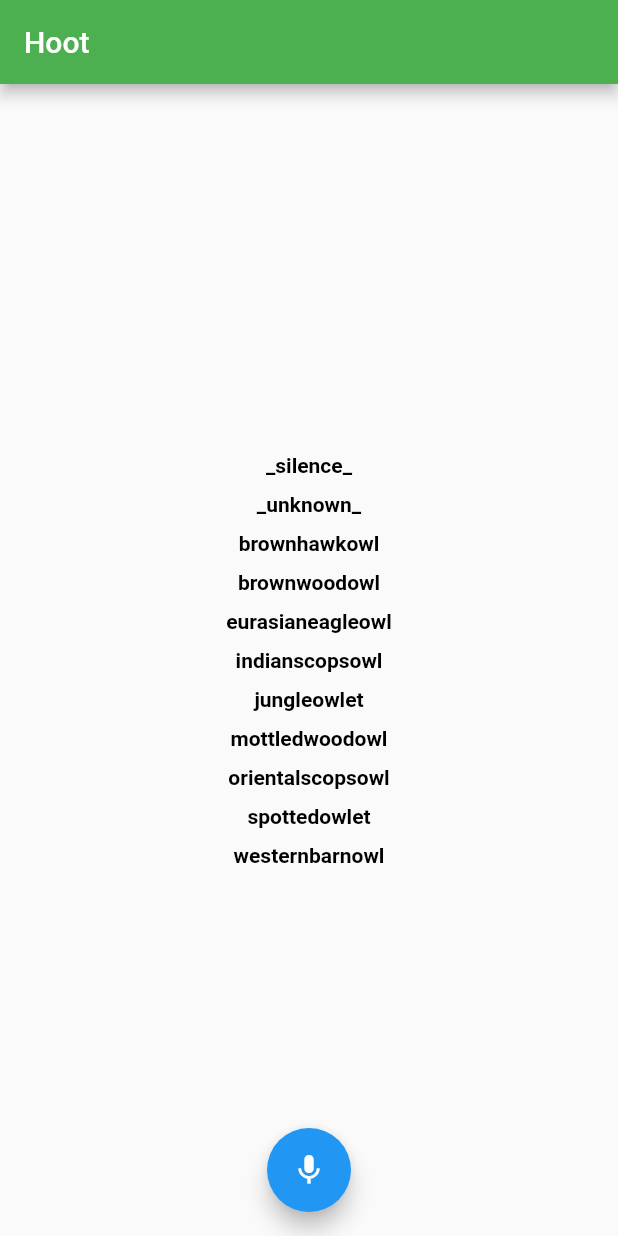
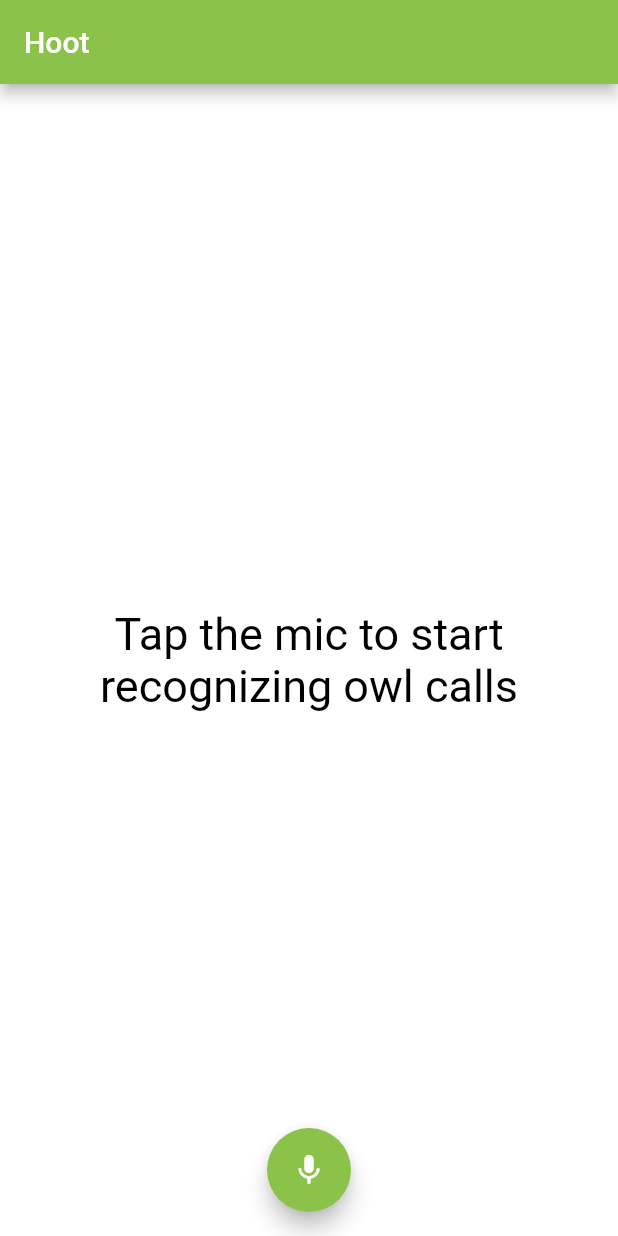
Before and after one commit to abhishekwahane/hoot, a Flutter app: the screen it shows after launch, on a phone screen of 412 x 824 dp. Run offline on Flutter 3.47's test engine with Material 2 defaults, Android fonts, the phone set to English and light mode, and no system bars.

Commit message:
Updated app

```diff
--- a/hoot/lib/main.dart
+++ b/hoot/lib/main.dart
@@ -1,3 +1,4 @@
+import 'package:flutter/cupertino.dart';
 import 'package:flutter/material.dart';
 import 'dart:async';
 import 'dart:developer';
@@ -15,6 +16,11 @@ class _MyAppState extends State<MyApp> {
   final GlobalKey<ScaffoldState> _scaffoldKey = new GlobalKey<ScaffoldState>();
   Future<Map<dynamic, dynamic>> result;
   final isRecording = ValueNotifier<bool>(false);
+
+  String owl;
+  String owlName;
+  String owlBio;
+
   List<String> labelList = [
     '_silence_',
     '_unknown_',
@@ -26,7 +32,7 @@ class _MyAppState extends State<MyApp> {
     'mottledwoodowl',
     'orientalscopsowl',
     'spottedowlet',
-    'westernbarnowl'
+    'westernbarnowl',
   ];
 
   @override
@@ -54,7 +60,6 @@ class _MyAppState extends State<MyApp> {
     Map<dynamic, dynamic> _result;
     await startAudioRecognition(
             sampleRate: 16000, recordingLength: 16000, bufferSize: 640)
-        // .then((map) => _result = map);
         .then((value) {
       _result = value;
       log(value.toString());
@@ -69,9 +74,92 @@ class _MyAppState extends State<MyApp> {
     ));
   }
 
-  String mapToValue(dynamic value) {
-    String reddit = value.toString() ?? null;
-    return reddit;
+  owlNameMapping(labels) {
+    switch (labels.toString()) {
+      case '_silence_':
+        String owl = 'noowl';
+        String owlName = 'Oops! No Owl found';
+        String owlBio = 'No owl found';
+        return [owl, owlName, owlBio];
+        break;
+      case '_unknown_':
+        String owl = 'noowl';
+        String owlName = 'Oops! No Owl found';
+        String owlBio = 'No owl found';
+
+        return [owl, owlName, owlBio];
+        break;
+      case 'brownhawkowl':
+        String owl = 'brownhawkowl';
+        String owlName = 'Brown Hawk Owl';
+        String owlBio =
+            'Brown hawk-like owl with large, unsettling yellow eyes. Note solid brown back, patchily brown-spotted white breast, and pale triangle above the bill. Adaptable, found in a wide range of forested habitats from primary rainforest to orchards and gardens. Most active at night and dusk; often hunts from an exposed perch. Gives a series of rising hoots: “woo-wuh! woo-wuh! woo-wuh!”';
+        return [owl, owlName, owlBio];
+        break;
+      case 'brownwoodowl':
+        String owl = 'brownwoodowl';
+        String owlName = 'Brown Wood Owl';
+        String owlBio =
+            'Large, solemn-looking brown owl with deep black eyes. Varies in plumage throughout its extensive range but always has a dark-bordered pale face, fine barring on wings and underparts, and sooty areas around the eyes. Inhabits lowland and montane broadleaf forests and adjacent edges. Gives a short burst of loud, reverberating hoots.';
+        return [owl, owlName, owlBio];
+        break;
+      case 'eurasianeagleowl':
+        String owl = 'eurasianeagleowl';
+        String owlName = 'Eurasian Eagle Owl';
+        String owlBio =
+            'Uncommon to rare and local in varied habitats, from forests to rocky canyons, usually in rather wild areas. Active mainly at night, but can be seen hunting at dusk, when may perch on prominent lookouts. Can be found roosting during day in shady canopy or caves. Very large and powerful owl with obvious ear tufts, deep orange eyes, and finely streaked pale buffy underparts.';
+        return [owl, owlName, owlBio];
+        break;
+      case 'indianscopsowl':
+        String owl = 'indianscopsowl';
+        String owlName = 'Indian Scops Owl';
+        String owlBio =
+            'Medium-sized scops-owl with prominent ear tufts and dark eyes. Coloration variable, ranging from gray to brown, but dark eyes, thin black border around the facial disc, and lightly streaked underparts remain constant. Gives bouncy amphibian-like barks at changing intervals. Inhabits forests, forest edges, parks, and gardens from lowlands up into foothill and montane regions.';
+        return [owl, owlName, owlBio];
+        break;
+      case 'jungleowlet':
+        String owl = 'jungleowlet';
+        String owlName = 'Jungle Owlet';
+        String owlBio =
+            'Squat little owl with dense barring all over the body. Lacks the false eyes on the back of the head possessed by many other owlets. Gives bursts of loud hollow trills, comparable to barbets, as well as a mellow “kaaaooo-kaaaaooo-kah-ow!” A forest species, found in densely wooded areas in lowlands and foothills. Most active at dawn and dusk.';
+        return [owl, owlName, owlBio];
+        break;
+      case 'mottledwoodowl':
+        String owl = 'mottledwoodowl';
+        String owlName = 'Mottled Wood Owl';
+        String owlBio =
+            'Medium-sized patchy-looking owl with dark eyes. Densely-marked orange-and-gray coloration is unique. Typically gives single hoots, but also gives an odd, mellow tremolo vocalization in the breeding season. A lowland species, favoring groves and clusters of trees in open plains and on the edges of cultivated areas.';
+        return [owl, owlName, owlBio];
+        break;
+      case 'orientalscopsowl':
+        String owl = 'orientalscopsowl';
+        String owlName = 'Oriental Scops Owl';
+        String owlBio =
+            'Smallish scops-owl with bright yellow eyes. Comes in grayish-brown and bright rufous morphs. Generally weakly marked, without any prominent features: note weak black border to the facial disc, thinly streaked underparts, and short ear tufts (often held flat). Song is a 3- to 4-note series of hollow-sounding notes, with the last two in rapid succession. Inhabits forests, gardens, and parks from lowlands up into foothills; often close to human habitation in parts of its range.';
+        return [owl, owlName, owlBio];
+        break;
+      case 'spottedowlet':
+        String owl = 'spottedowlet';
+        String owlName = 'Spotted Owlet';
+        String owlBio =
+            'A small uncrested owl with a round head and a short tail. It is grayish-brown overall with white spots above while its underparts are white with brown bars. Note the distinctive white eyebrows and neck-band. Often active at dawn and dusk when it utters a loud “chirurr-chirurr-chirurr” laugh in addition to a variety of high-pitched squeals and whistles. Inhabits all kinds of open habitats but avoids dense forest and wetter regions.';
+        return [owl, owlName, owlBio];
+        break;
+      case 'westernbarnowl':
+        String owl = 'westernbarnowl';
+        String owlName = 'Western Barn Owl';
+        String owlBio =
+            'Pale owl; white below and orangey with gray spotting above. Heart-shaped white facial disc. Hunts primarily rodents in open areas by night. Roosts in old buildings and nest boxes by day. Widespread across every continent except Antarctica. Appears very white in headlights at night. Its call is a bone chilling, rising shriek.';
+
+        return [owl, owlName, owlBio];
+        break;
+      default:
+        String owl = 'noowl';
+        String owlName = 'No Owl';
+        String owlBio = 'No owl found';
+        return [owl, owlName, owlBio];
+        break;
+    }
   }
 
   @override
@@ -79,8 +167,8 @@ class _MyAppState extends State<MyApp> {
     return MaterialApp(
         home: Scaffold(
       key: _scaffoldKey,
-            appBar: AppBar(
-                title: const Text('Hoot'), backgroundColor: Colors.green),
+      appBar:
+          AppBar(title: const Text('Hoot'), backgroundColor: Colors.lightGreen),
       body: FutureBuilder<Map<dynamic, dynamic>>(
           future: result,
           builder: (BuildContext context,
@@ -91,109 +179,84 @@ class _MyAppState extends State<MyApp> {
                     child: Column(
                   mainAxisAlignment: MainAxisAlignment.center,
                   crossAxisAlignment: CrossAxisAlignment.center,
-                        children: labelList.map((labels) {
-                          return Padding(
-                              padding: const EdgeInsets.all(5.0),
-                              child: Text(labels.toString(),
+                  children: [
+                    Container(
+                      padding: EdgeInsets.all(20.0),
+                      child: Text('Tap the mic to start recognizing owl calls',
                           textAlign: TextAlign.center,
                           style: const TextStyle(
-                                    fontWeight: FontWeight.bold,
-                                    color: Colors.black,
-                                  )));
-                        }).toList(),
+                              fontWeight: FontWeight.normal,
+                              fontSize: 30,
+                              color: Colors.black)),
+                    )
+                  ],
                 ));
                 break;
               case ConnectionState.waiting:
                 return Stack(children: <Widget>[
                   const Align(
-                            alignment: Alignment.bottomRight,
+                      alignment: Alignment.center,
                       child: const Padding(
                           padding: const EdgeInsets.all(20.0),
-                                child: const Text('Recognizing..',
+                          child: const Text('Listening...',
                               textAlign: TextAlign.center,
                               style: const TextStyle(
                                 fontWeight: FontWeight.bold,
                                 fontSize: 20,
                                 color: Colors.black,
                               )))),
+                ]);
+                break;
+              default:
+                return Stack(children: <Widget>[
                   Center(
                       child: Column(
                     mainAxisAlignment: MainAxisAlignment.center,
                     crossAxisAlignment: CrossAxisAlignment.center,
-                          children: labelList.map((labels) {
-                            return Padding(
-                                padding: const EdgeInsets.all(5.0),
-                                child: Text(labels.toString(),
-                                    textAlign: TextAlign.center,
-                                    style: const TextStyle(
-                                      fontWeight: FontWeight.bold,
-                                      color: Colors.black,
-                                    )));
-                          }).toList(),
-                        ))
-                      ]);
-                      break;
-                    default:
-                      return Stack(children: <Widget>[
-                        Align(
-                            alignment: Alignment.bottomRight,
-                            child: Padding(
-                                padding: const EdgeInsets.all(20.0),
-                                child: Text(
-                                    snapshot.data['inferenceTime'].toString() +
-                                        'ms',
-                                    textAlign: TextAlign.center,
-                                    style: const TextStyle(
-                                      fontWeight: FontWeight.bold,
-                                      fontSize: 20,
-                                      color: Colors.black,
-                                    )))),
-                        Center(
-                            child: Column(
-                          mainAxisAlignment: MainAxisAlignment.center,
-                          crossAxisAlignment: CrossAxisAlignment.center,
-                          children: labelList.map((labels) {
+                    children: labelList.map(
+                      (labels) {
                         if (labels == snapshot.data['recognitionResult']) {
-                              return Padding(
-                                padding: const EdgeInsets.all(5.0),
+                          print(labels);
+                          return Container(
+                            height: 70.0,
+                            padding: const EdgeInsets.all(0.0),
                             child: RaisedButton(
-                                    shape: new RoundedRectangleBorder(
-                                      borderRadius:
-                                          new BorderRadius.circular(15.0),
-                                    ),
-                                    color: Colors.green,
-                                    child: Text(labels.toString(),
+                              shape: RoundedRectangleBorder(
+                                  borderRadius: BorderRadius.circular(30.0),
+                                  side: BorderSide(color: Colors.lightGreen)),
+                              color: Colors.lightGreen,
+                              onPressed: () {
+                                Navigator.push(
+                                  context,
+                                  MaterialPageRoute(
+                                      builder: (context) => OwlCard(
+                                            owl: owlNameMapping(labels)[0],
+                                            owlName: owlNameMapping(labels)[1],
+                                            owlBio: owlNameMapping(labels)[2],
+                                          )),
+                                );
+                              },
+                              child: Text(owlNameMapping(labels)[1],
                                   textAlign: TextAlign.center,
                                   style: const TextStyle(
                                     fontWeight: FontWeight.bold,
                                     fontSize: 30,
                                     color: Colors.white,
                                   )),
-                                    onPressed: () {
-                                      Navigator.push(
-                                        context,
-                                        MaterialPageRoute(
-                                            builder: (context) => owlcard()),
-                                      );
-                                    }),
+                            ),
                           );
                         } else {
                           return Padding(
-                                  padding: const EdgeInsets.all(5.0),
-                                  child: Text(labels.toString(),
-                                      textAlign: TextAlign.center,
-                                      style: const TextStyle(
-                                        fontWeight: FontWeight.bold,
-                                        color: Colors.black,
-                                      )));
+                            padding: const EdgeInsets.all(0.0),
+                          );
                         }
-                          }).toList(),
-                        ))
+                      },
+                    ).toList(),
+                  )),
                 ]);
             }
           }),
-            floatingActionButtonLocation:
-                FloatingActionButtonLocation.centerFloat,
+      floatingActionButtonLocation: FloatingActionButtonLocation.centerFloat,
       floatingActionButton: Container(
           child: ValueListenableBuilder(
               valueListenable: isRecording,
@@ -202,13 +265,12 @@ class _MyAppState extends State<MyApp> {
                   return FloatingActionButton(
                     onPressed: () {
                       isRecording.value = true;
-                            // value == true;
                       setState(() {
-                              result = getResult().whenComplete(
-                                  () => isRecording.value = false);
+                        result = getResult()
+                            .whenComplete(() => isRecording.value = false);
                       });
                     },
-                          backgroundColor: Colors.blue,
+                    backgroundColor: Colors.lightGreen,
                     child: const Icon(Icons.mic),
                   );
                 } else {
@@ -220,6 +282,8 @@ class _MyAppState extends State<MyApp> {
                     child: const Icon(Icons.adjust),
                   );
                 }
-                    }))));
+              })),
+      backgroundColor: Colors.white,
+    ));
   }
 }
--- a/hoot/pubspec.yaml
+++ b/hoot/pubspec.yaml
@@ -19,7 +19,7 @@ dev_dependencies:
   flutter_test:
     sdk: flutter
 
-  tflite_audio:
+  tflite_audio: ^0.1.3+1
   #   path: ../
 
 # For information on the generic Dart part of this file, see the
```
Also changed, not shown: hoot/lib/owlcards.dart (+56 -17 lines), hoot/assets/images/noowl.jpg (added), hoot/audio_recognition_example.jpg (deleted), 40 other files. Lines whose indentation alone changed are shown as unchanged.
